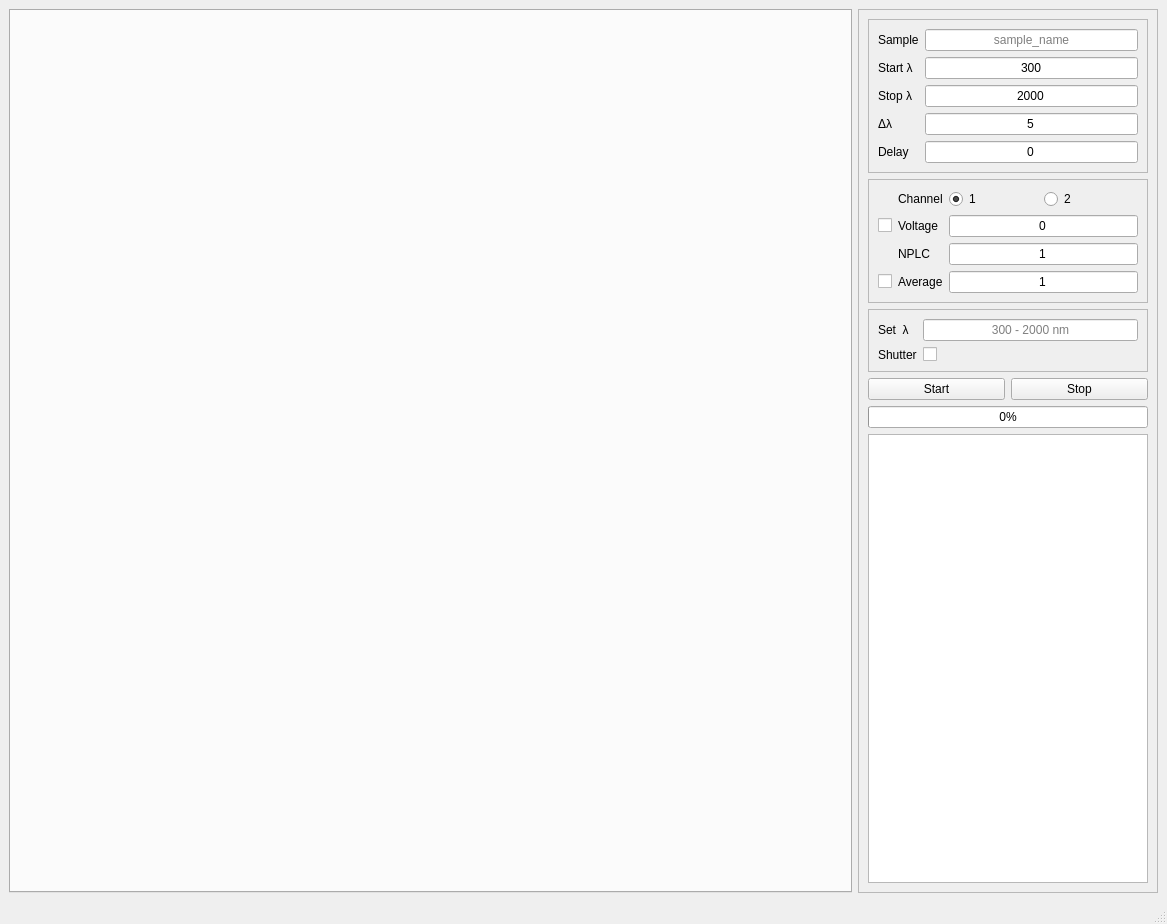
Old version of the form design.ui in the repository xsoton/dsr.
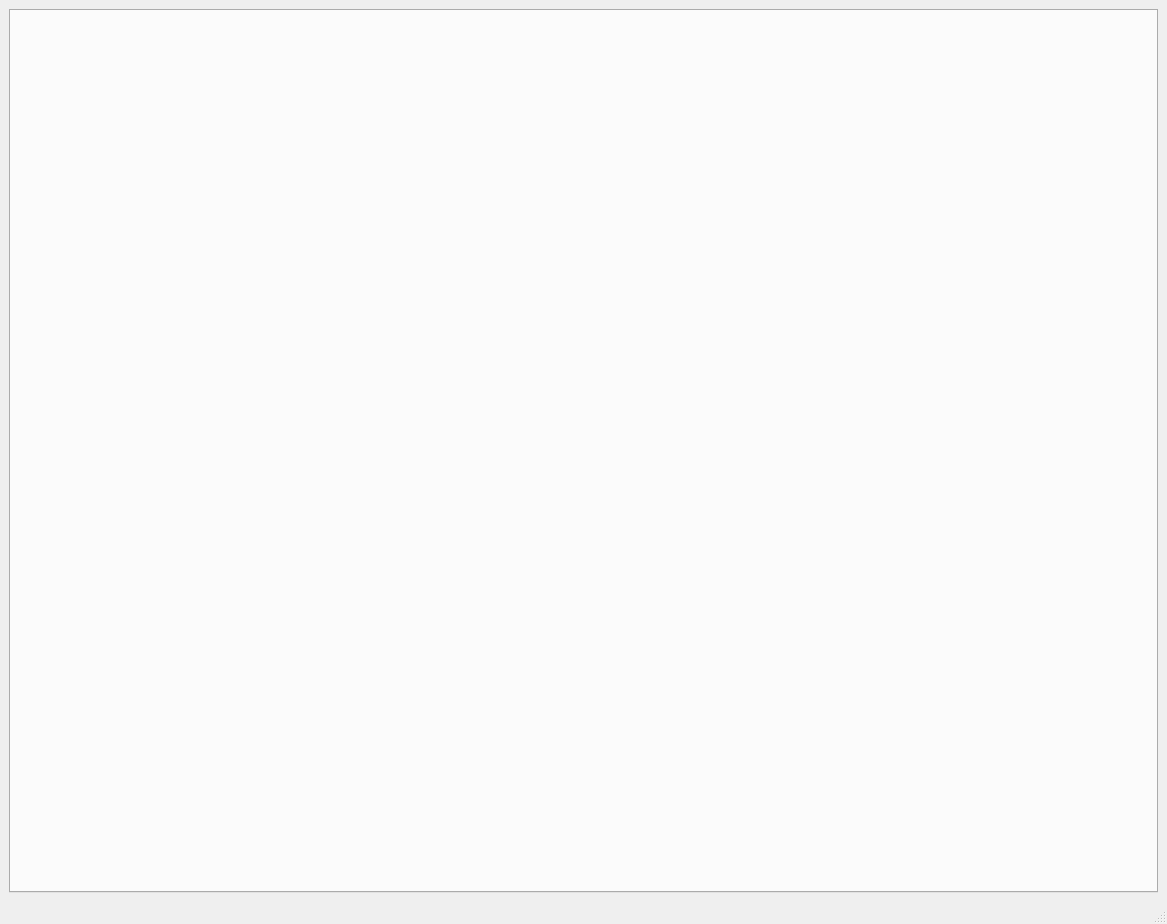
New version of the form.

```diff
--- a/design.ui
+++ b/design.ui
@@ -64,416 +64,6 @@
       </property>
      </widget>
     </item>
-    <item>
-     <widget class="QScrollArea" name="scrollArea">
-      <property name="enabled">
-       <bool>true</bool>
-      </property>
-      <property name="sizePolicy">
-       <sizepolicy hsizetype="Expanding" vsizetype="Expanding">
-        <horstretch>0</horstretch>
-        <verstretch>0</verstretch>
-       </sizepolicy>
-      </property>
-      <property name="maximumSize">
-       <size>
-        <width>300</width>
-        <height>16777215</height>
-       </size>
-      </property>
-      <property name="widgetResizable">
-       <bool>true</bool>
-      </property>
-      <property name="alignment">
-       <set>Qt::AlignmentFlag::AlignHCenter|Qt::AlignmentFlag::AlignTop</set>
-      </property>
-      <widget class="QWidget" name="scrollAreaWidgetContents">
-       <property name="geometry">
-        <rect>
-         <x>0</x>
-         <y>0</y>
-         <width>298</width>
-         <height>862</height>
-        </rect>
-       </property>
-       <property name="sizePolicy">
-        <sizepolicy hsizetype="Preferred" vsizetype="Preferred">
-         <horstretch>0</horstretch>
-         <verstretch>0</verstretch>
-        </sizepolicy>
-       </property>
-       <layout class="QVBoxLayout" name="verticalLayout_2">
-        <item>
-         <widget class="QFrame" name="frame_meas">
-          <property name="frameShape">
-           <enum>QFrame::Shape::StyledPanel</enum>
-          </property>
-          <property name="frameShadow">
-           <enum>QFrame::Shadow::Raised</enum>
-          </property>
-          <layout class="QGridLayout" name="gridLayout_3">
-           <item row="1" column="1">
-            <widget class="QLineEdit" name="start_edit">
-             <property name="text">
-              <string>300</string>
-             </property>
-             <property name="alignment">
-              <set>Qt::AlignmentFlag::AlignCenter</set>
-             </property>
-             <property name="dragEnabled">
-              <bool>false</bool>
-             </property>
-             <property name="readOnly">
-              <bool>false</bool>
-             </property>
-             <property name="placeholderText">
-              <string>from, nm</string>
-             </property>
-            </widget>
-           </item>
-           <item row="4" column="1">
-            <widget class="QLineEdit" name="step_edit">
-             <property name="text">
-              <string>5</string>
-             </property>
-             <property name="alignment">
-              <set>Qt::AlignmentFlag::AlignCenter</set>
-             </property>
-             <property name="placeholderText">
-              <string>step, nm</string>
-             </property>
-            </widget>
-           </item>
-           <item row="1" column="0">
-            <widget class="QLabel" name="label_start">
-             <property name="text">
-              <string>Start λ</string>
-             </property>
-            </widget>
-           </item>
-           <item row="5" column="1">
-            <widget class="QLineEdit" name="delay_edit">
-             <property name="text">
-              <string>0</string>
-             </property>
-             <property name="alignment">
-              <set>Qt::AlignmentFlag::AlignCenter</set>
-             </property>
-             <property name="placeholderText">
-              <string>delay, s</string>
-             </property>
-            </widget>
-           </item>
-           <item row="3" column="0">
-            <widget class="QLabel" name="label_stop">
-             <property name="text">
-              <string>Stop λ</string>
-             </property>
-            </widget>
-           </item>
-           <item row="5" column="0">
-            <widget class="QLabel" name="label_delay">
-             <property name="text">
-              <string>Delay</string>
-             </property>
-             <property name="alignment">
-              <set>Qt::AlignmentFlag::AlignLeading|Qt::AlignmentFlag::AlignLeft|Qt::AlignmentFlag::AlignVCenter</set>
-             </property>
-            </widget>
-           </item>
-           <item row="4" column="0">
-            <widget class="QLabel" name="label_step">
-             <property name="text">
-              <string>Δλ</string>
-             </property>
-             <property name="alignment">
-              <set>Qt::AlignmentFlag::AlignLeading|Qt::AlignmentFlag::AlignLeft|Qt::AlignmentFlag::AlignVCenter</set>
-             </property>
-            </widget>
-           </item>
-           <item row="3" column="1">
-            <widget class="QLineEdit" name="stop_edit">
-             <property name="text">
-              <string>2000</string>
-             </property>
-             <property name="alignment">
-              <set>Qt::AlignmentFlag::AlignCenter</set>
-             </property>
-             <property name="placeholderText">
-              <string>to, nm</string>
-             </property>
-            </widget>
-           </item>
-           <item row="0" column="1">
-            <widget class="QLineEdit" name="sample_edit">
-             <property name="text">
-              <string/>
-             </property>
-             <property name="maxLength">
-              <number>20</number>
-             </property>
-             <property name="frame">
-              <bool>true</bool>
-             </property>
-             <property name="alignment">
-              <set>Qt::AlignmentFlag::AlignCenter</set>
-             </property>
-             <property name="placeholderText">
-              <string>sample_name</string>
-             </property>
-            </widget>
-           </item>
-           <item row="0" column="0">
-            <widget class="QLabel" name="label_sample">
-             <property name="text">
-              <string>Sample</string>
-             </property>
-            </widget>
-           </item>
-          </layout>
-         </widget>
-        </item>
-        <item>
-         <widget class="QFrame" name="frame_amp">
-          <property name="frameShape">
-           <enum>QFrame::Shape::StyledPanel</enum>
-          </property>
-          <property name="frameShadow">
-           <enum>QFrame::Shadow::Raised</enum>
-          </property>
-          <layout class="QGridLayout" name="gridLayout_4">
-           <item row="2" column="2">
-            <widget class="QLineEdit" name="nplc_edit">
-             <property name="text">
-              <string>1</string>
-             </property>
-             <property name="alignment">
-              <set>Qt::AlignmentFlag::AlignCenter</set>
-             </property>
-             <property name="placeholderText">
-              <string>0.01 - 10.00</string>
-             </property>
-            </widget>
-           </item>
-           <item row="4" column="2">
-            <widget class="QLineEdit" name="average_edit">
-             <property name="text">
-              <string>1</string>
-             </property>
-             <property name="alignment">
-              <set>Qt::AlignmentFlag::AlignCenter</set>
-             </property>
-             <property name="placeholderText">
-              <string>1 - 100</string>
-             </property>
-            </widget>
-           </item>
-           <item row="0" column="2">
-            <widget class="QFrame" name="frame_channel">
-             <property name="frameShape">
-              <enum>QFrame::Shape::NoFrame</enum>
-             </property>
-             <property name="frameShadow">
-              <enum>QFrame::Shadow::Raised</enum>
-             </property>
-             <property name="lineWidth">
-              <number>0</number>
-             </property>
-             <layout class="QHBoxLayout" name="horizontalLayout_2">
-              <property name="spacing">
-               <number>0</number>
-              </property>
-              <property name="leftMargin">
-               <number>0</number>
-              </property>
-              <property name="topMargin">
-               <number>0</number>
-              </property>
-              <property name="rightMargin">
-               <number>0</number>
-              </property>
-              <property name="bottomMargin">
-               <number>0</number>
-              </property>
-              <item>
-               <widget class="QRadioButton" name="channel1_radio">
-                <property name="text">
-                 <string>1</string>
-                </property>
-                <property name="checked">
-                 <bool>true</bool>
-                </property>
-               </widget>
-              </item>
-              <item>
-               <widget class="QRadioButton" name="channel2_radio">
-                <property name="text">
-                 <string>2</string>
-                </property>
-                <property name="checked">
-                 <bool>false</bool>
-                </property>
-               </widget>
-              </item>
-             </layout>
-            </widget>
-           </item>
-           <item row="0" column="1">
-            <widget class="QLabel" name="label_channel">
-             <property name="text">
-              <string>Channel</string>
-             </property>
-            </widget>
-           </item>
-           <item row="1" column="0">
-            <widget class="QCheckBox" name="voltage_check">
-             <property name="text">
-              <string/>
-             </property>
-            </widget>
-           </item>
-           <item row="2" column="1">
-            <widget class="QLabel" name="label_nplc">
-             <property name="text">
-              <string>NPLC</string>
-             </property>
-            </widget>
-           </item>
-           <item row="1" column="2">
-            <widget class="QLineEdit" name="voltage_edit">
-             <property name="text">
-              <string>0</string>
-             </property>
-             <property name="alignment">
-              <set>Qt::AlignmentFlag::AlignCenter</set>
-             </property>
-             <property name="placeholderText">
-              <string>voltage: ±10 V</string>
-             </property>
-            </widget>
-           </item>
-           <item row="4" column="0">
-            <widget class="QCheckBox" name="average_check">
-             <property name="text">
-              <string/>
-             </property>
-            </widget>
-           </item>
-           <item row="4" column="1">
-            <widget class="QLabel" name="label_average">
-             <property name="text">
-              <string>Average</string>
-             </property>
-            </widget>
-           </item>
-           <item row="1" column="1">
-            <widget class="QLabel" name="label_voltage">
-             <property name="text">
-              <string>Voltage</string>
-             </property>
-            </widget>
-           </item>
-          </layout>
-         </widget>
-        </item>
-        <item>
-         <widget class="QFrame" name="frame_mono">
-          <property name="frameShape">
-           <enum>QFrame::Shape::StyledPanel</enum>
-          </property>
-          <property name="frameShadow">
-           <enum>QFrame::Shadow::Raised</enum>
-          </property>
-          <layout class="QGridLayout" name="gridLayout_2">
-           <item row="1" column="0">
-            <widget class="QLabel" name="label_shutter">
-             <property name="text">
-              <string>Shutter</string>
-             </property>
-            </widget>
-           </item>
-           <item row="0" column="1">
-            <widget class="QLineEdit" name="wl_edit">
-             <property name="text">
-              <string/>
-             </property>
-             <property name="alignment">
-              <set>Qt::AlignmentFlag::AlignCenter</set>
-             </property>
-             <property name="placeholderText">
-              <string>300 - 2000 nm</string>
-             </property>
-            </widget>
-           </item>
-           <item row="1" column="1">
-            <widget class="QCheckBox" name="shutter_check">
-             <property name="text">
-              <string/>
-             </property>
-            </widget>
-           </item>
-           <item row="0" column="0">
-            <widget class="QLabel" name="label_setwl">
-             <property name="text">
-              <string>Set  λ</string>
-             </property>
-            </widget>
-           </item>
-          </layout>
-         </widget>
-        </item>
-        <item>
-         <widget class="QFrame" name="frame_control">
-          <property name="frameShape">
-           <enum>QFrame::Shape::NoFrame</enum>
-          </property>
-          <property name="frameShadow">
-           <enum>QFrame::Shadow::Raised</enum>
-          </property>
-          <layout class="QGridLayout" name="gridLayout_5">
-           <property name="leftMargin">
-            <number>0</number>
-           </property>
-           <property name="topMargin">
-            <number>0</number>
-           </property>
-           <property name="rightMargin">
-            <number>0</number>
-           </property>
-           <property name="bottomMargin">
-            <number>0</number>
-           </property>
-           <item row="0" column="0">
-            <widget class="QPushButton" name="start_button">
-             <property name="text">
-              <string>Start</string>
-             </property>
-            </widget>
-           </item>
-           <item row="0" column="1">
-            <widget class="QPushButton" name="stop_button">
-             <property name="text">
-              <string>Stop</string>
-             </property>
-            </widget>
-           </item>
-           <item row="1" column="0" colspan="2">
-            <widget class="QProgressBar" name="progress_bar">
-             <property name="value">
-              <number>0</number>
-             </property>
-            </widget>
-           </item>
-          </layout>
-         </widget>
-        </item>
-        <item>
-         <widget class="QListView" name="exp_list_view"/>
-        </item>
-       </layout>
-      </widget>
-     </widget>
-    </item>
    </layout>
   </widget>
   <widget class="QMenuBar" name="menubar">
```
Left out of the diff: 18 changed lines with no effect on the pictures.
